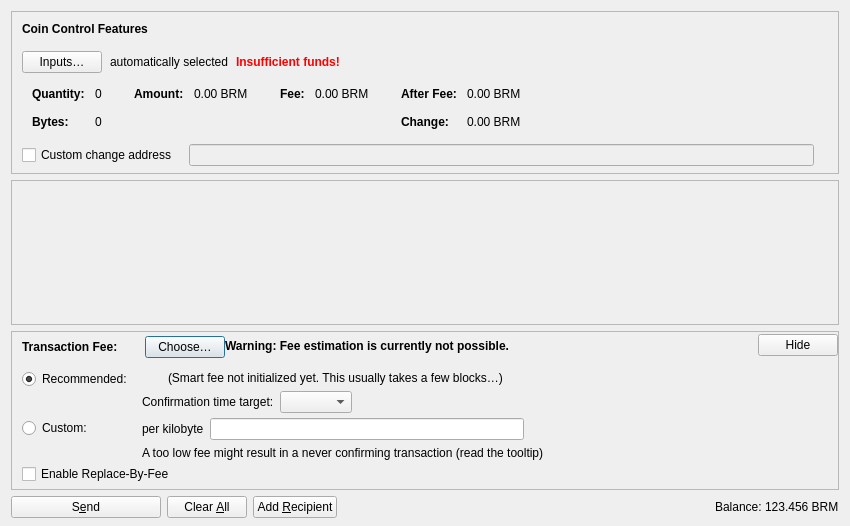
Above: src/qt/forms/sendcoinsdialog.ui from BitRaam/BitRaamSourceCodeVer5-2025 before the change. Below: the same form after it.
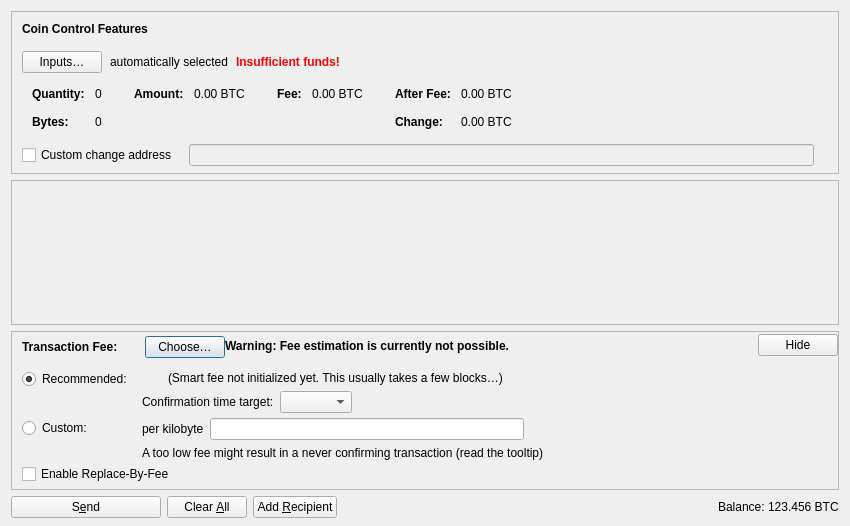
That is the form after the change. Icons and pictures are not drawn. Custom widgets are drawn as their Qt base class.

```diff
--- a/src/qt/forms/sendcoinsdialog.ui
+++ b/src/qt/forms/sendcoinsdialog.ui
@@ -327,7 +327,7 @@
                   <enum>Qt::ActionsContextMenu</enum>
                  </property>
                  <property name="text">
-                  <string notr="true">0.00 BRM</string>
+                  <string notr="true">0.00 BTC</string>
                  </property>
                  <property name="textInteractionFlags">
                   <set>Qt::LinksAccessibleByMouse|Qt::TextSelectableByKeyboard|Qt::TextSelectableByMouse</set>
@@ -378,7 +378,7 @@
                   <enum>Qt::ActionsContextMenu</enum>
                  </property>
                  <property name="text">
-                  <string notr="true">0.00 BRM</string>
+                  <string notr="true">0.00 BTC</string>
                  </property>
                  <property name="textInteractionFlags">
                   <set>Qt::LinksAccessibleByMouse|Qt::TextSelectableByKeyboard|Qt::TextSelectableByMouse</set>
@@ -432,7 +432,7 @@
                   <enum>Qt::ActionsContextMenu</enum>
                  </property>
                  <property name="text">
-                  <string notr="true">0.00 BRM</string>
+                  <string notr="true">0.00 BTC</string>
                  </property>
                  <property name="textInteractionFlags">
                   <set>Qt::LinksAccessibleByMouse|Qt::TextSelectableByKeyboard|Qt::TextSelectableByMouse</set>
@@ -461,7 +461,7 @@
                   <enum>Qt::ActionsContextMenu</enum>
                  </property>
                  <property name="text">
-                  <string notr="true">0.00 BRM</string>
+                  <string notr="true">0.00 BTC</string>
                  </property>
                  <property name="textInteractionFlags">
                   <set>Qt::LinksAccessibleByMouse|Qt::TextSelectableByKeyboard|Qt::TextSelectableByMouse</set>
@@ -1191,7 +1191,7 @@
           <cursorShape>IBeamCursor</cursorShape>
          </property>
          <property name="text">
-          <string notr="true">123.456 BRM</string>
+          <string notr="true">123.456 BTC</string>
          </property>
          <property name="textInteractionFlags">
           <set>Qt::LinksAccessibleByMouse|Qt::TextSelectableByKeyboard|Qt::TextSelectableByMouse</set>
```
Left out of the diff: 6 changed lines with no effect on the pictures.
